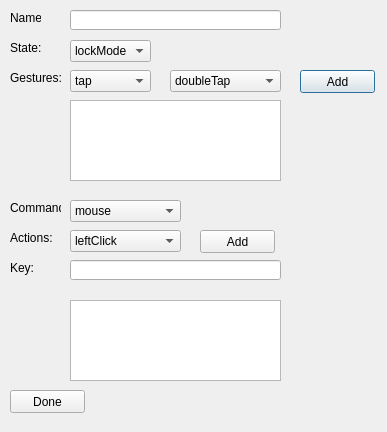
Before: the Qt Designer form PMMain/Midas/MidasProfileManager/SequenceEditor.ui in jordenh/ProjectMidas, drawn with Qt 5.
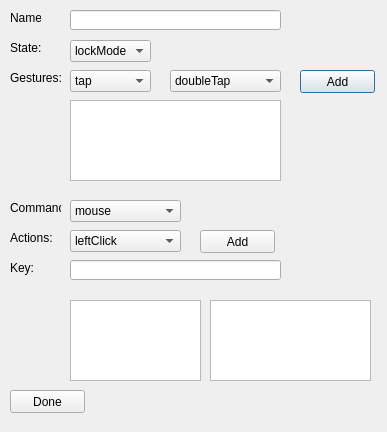
After: the same form once the commit is applied.

Commit message: should be basically done. going to test and upgrade UI a tad more

Patch:
```diff
--- a/PMMain/Midas/MidasProfileManager/SequenceEditor.ui
+++ b/PMMain/Midas/MidasProfileManager/SequenceEditor.ui
@@ -286,9 +286,9 @@
   <widget class="QListWidget" name="actionList">
    <property name="geometry">
     <rect>
-     <x>70</x>
+     <x>210</x>
      <y>300</y>
-     <width>211</width>
+     <width>161</width>
      <height>81</height>
     </rect>
    </property>
@@ -341,6 +341,22 @@
     <number>32767</number>
    </property>
   </widget>
+  <widget class="QListWidget" name="commandList">
+   <property name="geometry">
+    <rect>
+     <x>70</x>
+     <y>300</y>
+     <width>131</width>
+     <height>81</height>
+    </rect>
+   </property>
+   <property name="dragEnabled">
+    <bool>true</bool>
+   </property>
+   <property name="dragDropMode">
+    <enum>QAbstractItemView::InternalMove</enum>
+   </property>
+  </widget>
  </widget>
  <layoutdefault spacing="6" margin="11"/>
  <resources/>
```
The commit also changes 1 other file.
